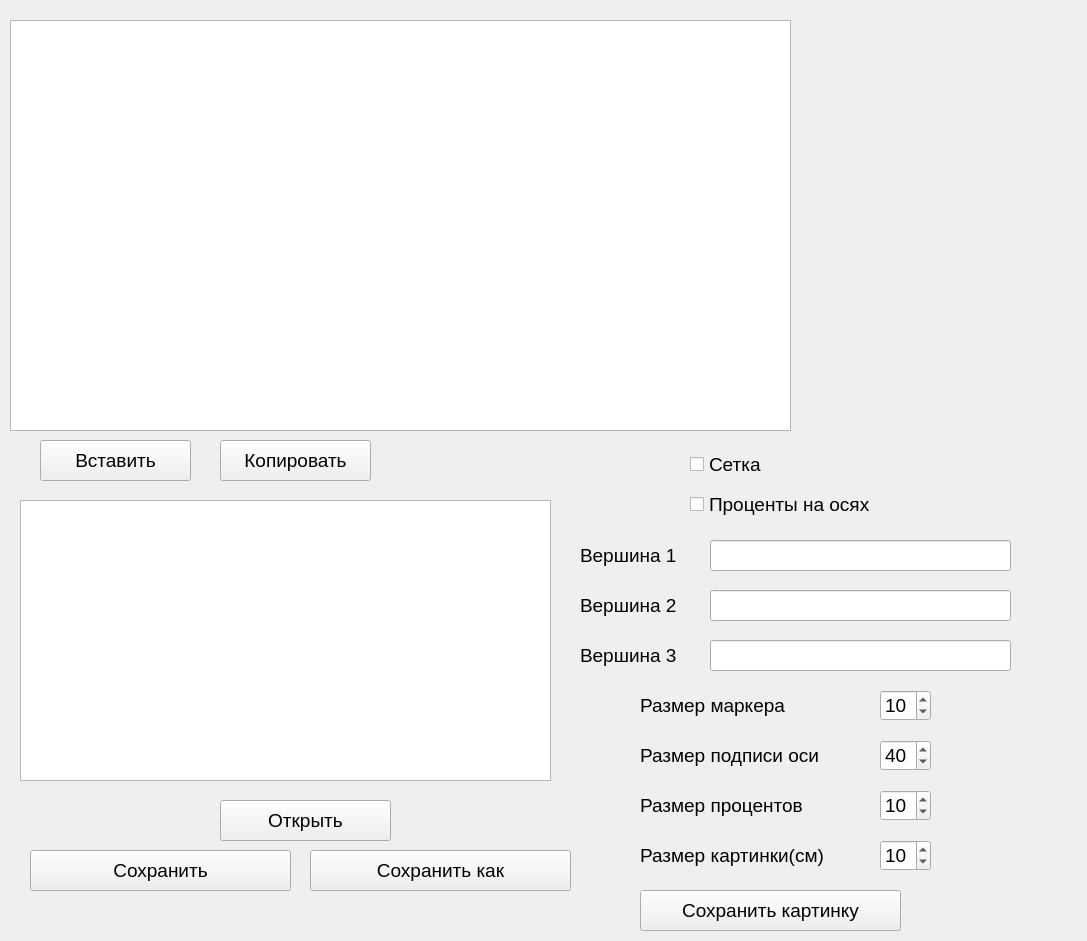
Qt form Main.ui (igorfardoc/Triangular-charts) before a commit.
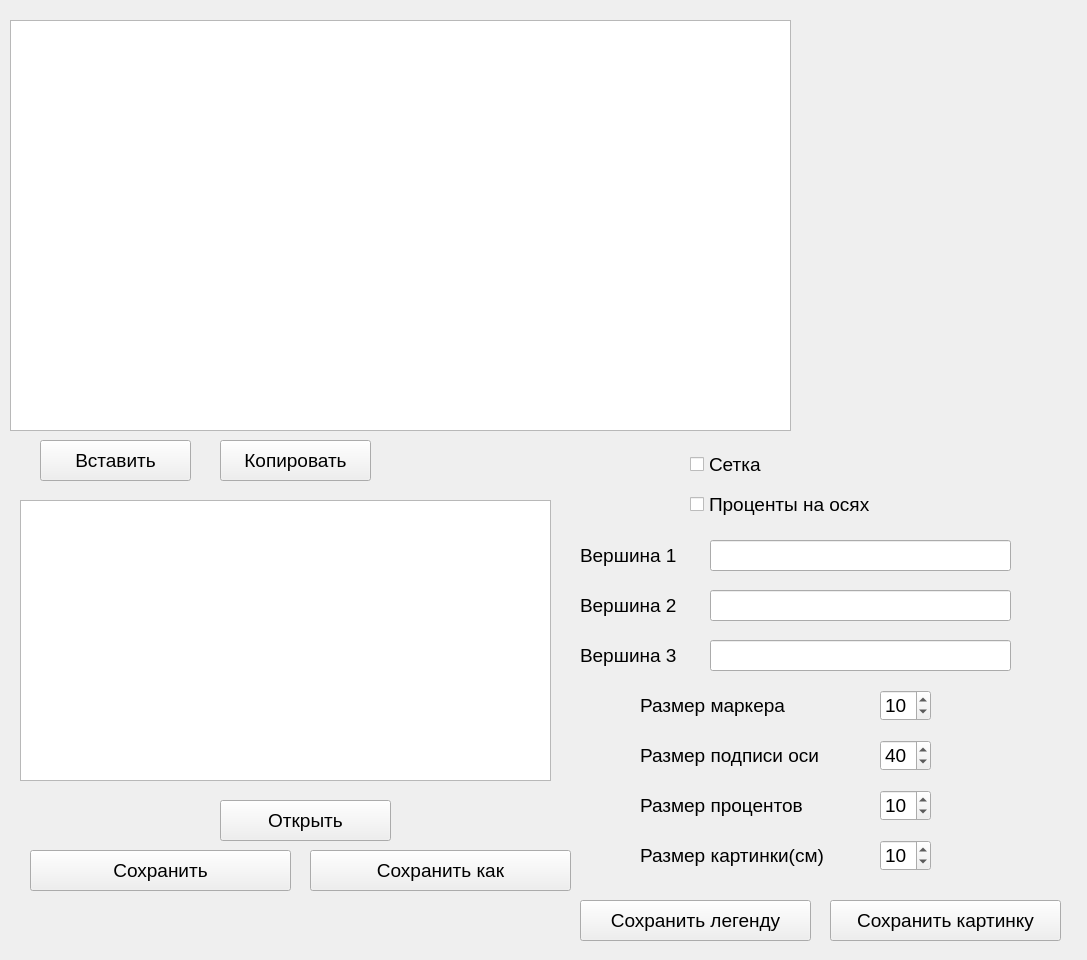
The same form after that commit.

Commit message: Commit with legend

The edit to the form file:
```diff
--- a/Main.ui
+++ b/Main.ui
@@ -7,7 +7,7 @@
     <x>0</x>
     <y>0</y>
     <width>1087</width>
-    <height>941</height>
+    <height>960</height>
    </rect>
   </property>
   <property name="windowTitle">
@@ -365,9 +365,9 @@
   <widget class="QPushButton" name="save_picture">
    <property name="geometry">
     <rect>
-     <x>640</x>
-     <y>890</y>
-     <width>261</width>
+     <x>830</x>
+     <y>900</y>
+     <width>231</width>
      <height>41</height>
     </rect>
    </property>
@@ -452,6 +452,24 @@
     <string>Копировать</string>
    </property>
   </widget>
+  <widget class="QPushButton" name="save_legend">
+   <property name="geometry">
+    <rect>
+     <x>580</x>
+     <y>900</y>
+     <width>231</width>
+     <height>41</height>
+    </rect>
+   </property>
+   <property name="font">
+    <font>
+     <pointsize>14</pointsize>
+    </font>
+   </property>
+   <property name="text">
+    <string>Сохранить легенду</string>
+   </property>
+  </widget>
  </widget>
  <resources/>
  <connections/>
```
The commit also changes 2 other files.
